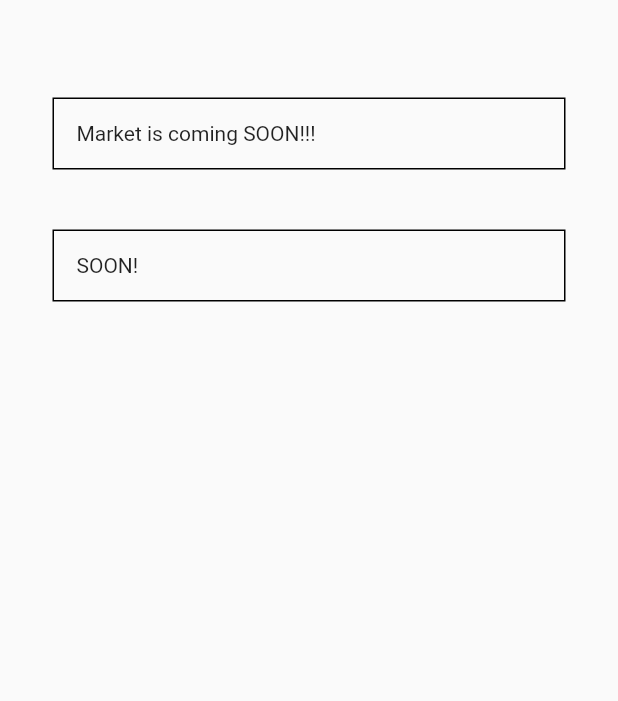
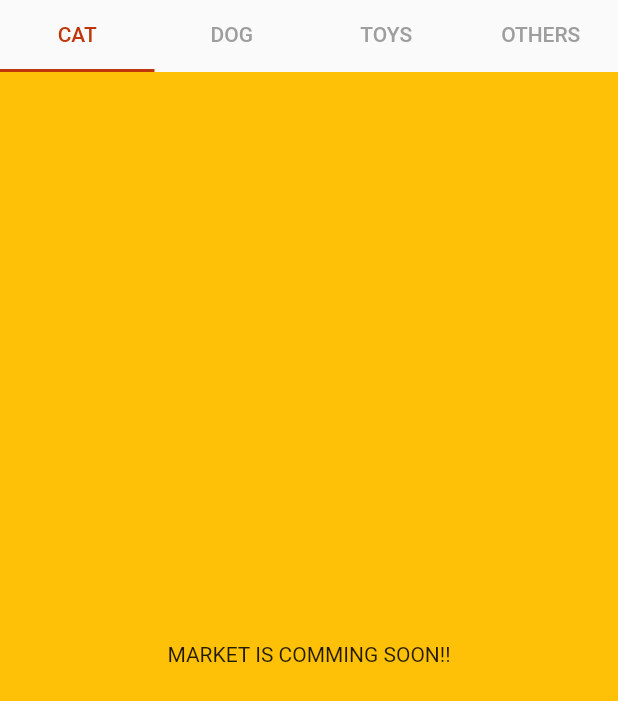
Before and after one commit to MaxAndolini/act0ne, a Flutter app: the Market widget shown alone on an empty page, opened directly, on a phone screen of 412 x 824 dp. Shown: the top 701 px of the screen. Run offline on Flutter 3.47's test engine with Material 2 defaults, Android fonts, the phone set to English and light mode, and no system bars; our stand-ins replace email_validator, firebase_auth, firebase_core, firebase_storage, splashscreen; missing offline and left inert: animated_button; accounts and stored records are empty; network calls fail.

Commit message:
new profile menu, market menu with tabBar

```diff
--- a/lib/market.dart
+++ b/lib/market.dart
@@ -1,67 +1,65 @@
 import 'package:flutter/material.dart';
 
-void main() {
-  runApp(MyApp());
+class Market extends StatefulWidget {
+  @override
+  _MarketState createState() => _MarketState();
 }
 
-class MyApp extends StatelessWidget {
-  // This widget is the root of your application.
+class _MarketState extends State<Market> with SingleTickerProviderStateMixin {
+  TabController pageController;
+
+  void initState() {
+    super.initState();
+    pageController = TabController(length: 4, vsync: this);
+  }
+
   @override
   Widget build(BuildContext context) {
-    return MaterialApp(
-      debugShowCheckedModeBanner: false,
-      title: 'Market',
-      theme: ThemeData(
-        primarySwatch: Colors.cyan,
-        visualDensity: VisualDensity.adaptivePlatformDensity,
+    return Column(
+      children: <Widget>[
+        TabBar(
+            indicatorColor: Colors.deepOrange[900],
+            labelColor: Colors.deepOrange[900],
+            unselectedLabelColor: Colors.grey,
+            controller: pageController,
+            tabs: [
+              Tab(
+                child: Text("CAT"),
               ),
-      home: Market(),
-    );
-  }
-}
-
-class Market extends StatelessWidget {
-  @override
-  Widget build(BuildContext context) {
-    return Scaffold(
-      body: Container(
-        child: Padding(
-          padding: EdgeInsets.all(20),
-          child: Column(
-            crossAxisAlignment: CrossAxisAlignment.center,
+              Tab(
+                child: Text("DOG"),
+              ),
+              Tab(
+                child: Text("TOYS"),
+              ),
+              Tab(
+                child: Text("OTHERS"),
+              ),
+            ]),
+        Expanded(
+          child: TabBarView(
+            controller: pageController,
             children: [
-              SizedBox(height: 30),
               Container(
-                margin: EdgeInsets.all(15.0),
-                padding: EdgeInsets.all(15.0),
-                decoration:
-                    BoxDecoration(border: Border.all(color: Colors.black)),
-                child: Row(
-                  children: [
-                    Text(
-                      "Market is coming SOON!!!",
-                    )
-                  ],
+                color: Colors.amber,
+                child:Center(child: Text("MARKET IS COMMING SOON!!"))
               ),
+              Container(
+                color: Colors.red,
+                child:Center(child: Text("MARKET IS COMMING SOON!!"))
               ),
-              SizedBox(height: 10),
               Container(
-                margin: EdgeInsets.all(15.0),
-                padding: EdgeInsets.all(15.0),
-                decoration:
-                    BoxDecoration(border: Border.all(color: Colors.black)),
-                child: Row(
-                  children: [
-                    Text(
-                      "SOON!",
+                color: Colors.blue,
+                child:Center(child: Text("MARKET IS COMMING SOON!!"))
+              ),
+              Container(
+                color: Colors.purple,
+                child:Center(child: Text("MARKET IS COMMING SOON!!"))
               )
             ],
           ),
         ),
       ],
-          ),
-        ),
-      ),
     );
   }
 }
```
Also changed, not shown: lib/aboutUs.dart (added, +40 -0 lines), lib/profile.dart (+35 -130 lines), lib/profilePage.dart (added, +92 -0 lines), lib/settings.dart (+37 -7 lines). Lines whose indentation alone changed are shown as unchanged.
